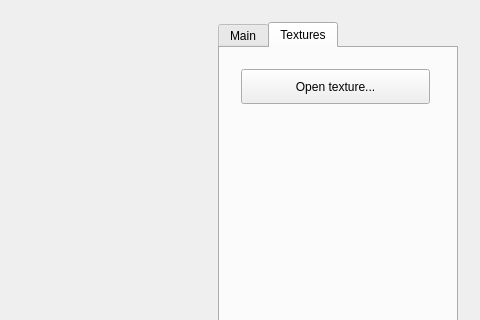
mvm9289/va-qt2011, file trunk/TexturesYOmbres/app/Principal.ui: the form before one commit; both pictures show x 320 to 800 and y 0 to 320 of the 800 by 600 pixel window.
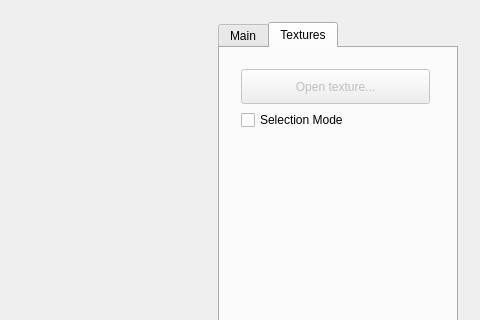
The form after the commit. The open tabs and pages were chosen to show the change. Custom widgets are drawn as their Qt base class.

Commit message: Selection mode partially done

What changed in the file:
```diff
--- a/trunk/TexturesYOmbres/app/Principal.ui
+++ b/trunk/TexturesYOmbres/app/Principal.ui
@@ -323,12 +323,15 @@
            <height>441</height>
           </rect>
          </property>
-         <layout class="QVBoxLayout" name="submenuCountainer_2" stretch="0,0">
+         <layout class="QVBoxLayout" name="submenuCountainer_2" stretch="0,0,0">
           <property name="margin">
            <number>11</number>
           </property>
           <item>
            <widget class="QPushButton" name="openTextureButton">
+            <property name="enabled">
+             <bool>false</bool>
+            </property>
             <property name="sizePolicy">
              <sizepolicy hsizetype="Minimum" vsizetype="Minimum">
               <horstretch>0</horstretch>
@@ -349,6 +352,13 @@
             </property>
            </widget>
           </item>
+          <item>
+           <widget class="QCheckBox" name="checkBox">
+            <property name="text">
+             <string>Selection Mode</string>
+            </property>
+           </widget>
+          </item>
           <item>
            <spacer name="verticalSpacer_3">
             <property name="orientation">
```
Left out of the diff: 38 changed lines with no effect on the pictures. The commit also changes 4 other files.
